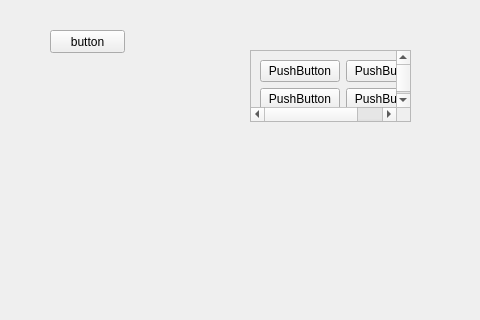
Qt form Src/07_Parts/mainwindow.ui (Fowindy/QtCode_VS) before a commit; both pictures show x 0 to 480 and y 113 to 433 of the 800 by 600 pixel window.
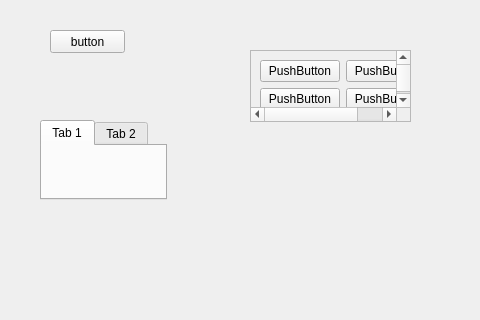
The same form after that commit. The open tabs and pages were chosen to show the change.

Commit message: TabWidget(标签式)容器

Patch:
```diff
--- a/Src/07_Parts/mainwindow.ui
+++ b/Src/07_Parts/mainwindow.ui
@@ -145,6 +145,26 @@
      </widget>
     </widget>
    </widget>
+   <widget class="QTabWidget" name="tabWidget">
+    <property name="geometry">
+     <rect>
+      <x>40</x>
+      <y>210</y>
+      <width>127</width>
+      <height>80</height>
+     </rect>
+    </property>
+    <widget class="QWidget" name="tab">
+     <attribute name="title">
+      <string>Tab 1</string>
+     </attribute>
+    </widget>
+    <widget class="QWidget" name="tab_2">
+     <attribute name="title">
+      <string>Tab 2</string>
+     </attribute>
+    </widget>
+   </widget>
   </widget>
   <widget class="QMenuBar" name="menubar">
    <property name="geometry">
```
Left out of the diff: 4 changed lines with no effect on the pictures. The commit also changes 1 other file.
